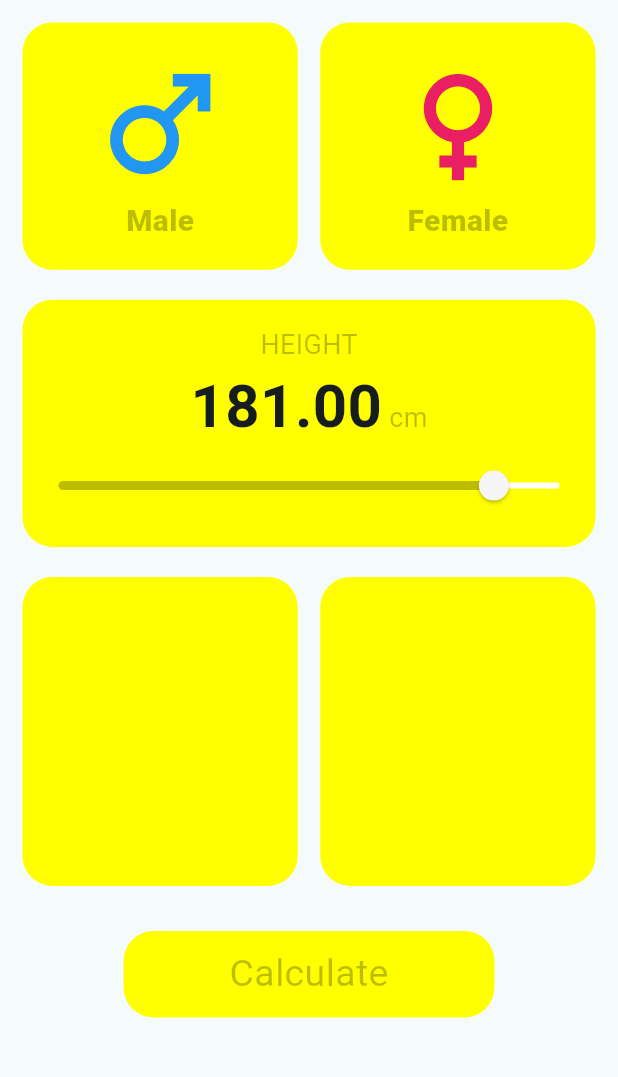
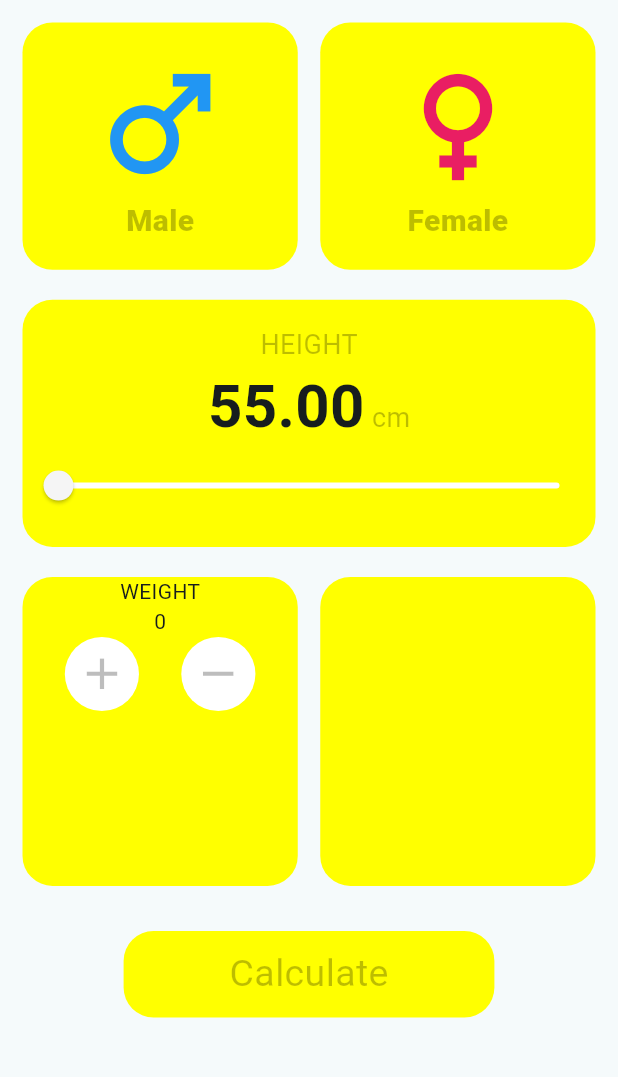
Before and after one commit to Ratndeep1999/bmi_calculator, a Flutter app: the screen it shows after launch, on a phone screen of 412 x 824 dp, the part 84-1161 px from its top. Run offline on Flutter 3.47's test engine with Material 3 defaults, Android fonts, the phone set to English and light mode, and no system bars.

Commit message:
bmi_calculator_page.dart : male anf female section (container, icons, text) added, Height section (Text.rich, Text and slider) added, weight Container() and age Container() both section added, calculate bmi button to calculate bmi added,

```diff
--- a/lib/bmi_calculator_page.dart
+++ b/lib/bmi_calculator_page.dart
@@ -8,7 +8,11 @@
 }
 
 class _BmiCalculatorPageState extends State<BmiCalculatorPage> {
-  double _height = 181;
+  double _height = 55;
+
+  int _weight = 0;
+
+  int _age = 0;
 
   @override
   Widget build(BuildContext context) {
@@ -173,6 +177,53 @@
                         borderRadius: BorderRadius.circular(20),
                         color: Colors.yellowAccent,
                       ),
+                      child: Column(
+                        children: [
+                          const Text("WEIGHT"),
+                          Text(_weight.toString()),
+                          // row for increment and decrement buttons
+                          Row(
+                            mainAxisAlignment: MainAxisAlignment.spaceEvenly,
+                            children: [
+                              // Increment button
+                              Container(
+                                height: MediaQuery.of(context).size.height * 0.06,
+                                width: MediaQuery.of(context).size.width * 0.12,
+                                decoration: BoxDecoration(
+                                  borderRadius: BorderRadius.circular(50),
+                                  color: Colors.white,
+                                ),
+                                child: InkWell(
+                                  onTap: () {},
+                                  child: Icon(
+                                    Icons.add,
+                                    size: 35,
+                                    color: Colors.black26,
+                                  ),
+                                ),
+                              ),
+
+                              // Decrement button
+                              Container(
+                                height: MediaQuery.of(context).size.height * 0.06,
+                                width: MediaQuery.of(context).size.width * 0.12,
+                                decoration: BoxDecoration(
+                                  borderRadius: BorderRadius.circular(50),
+                                  color: Colors.white,
+                                ),
+                                child: InkWell(
+                                  onTap: () {},
+                                  child: Icon(
+                                    Icons.remove,
+                                    size: 35,
+                                    color: Colors.black26,
+                                  ),
+                                ),
+                              ),
+                            ],
+                          ),
+                        ],
+                      ),
                     ),
                   ),
 
```
